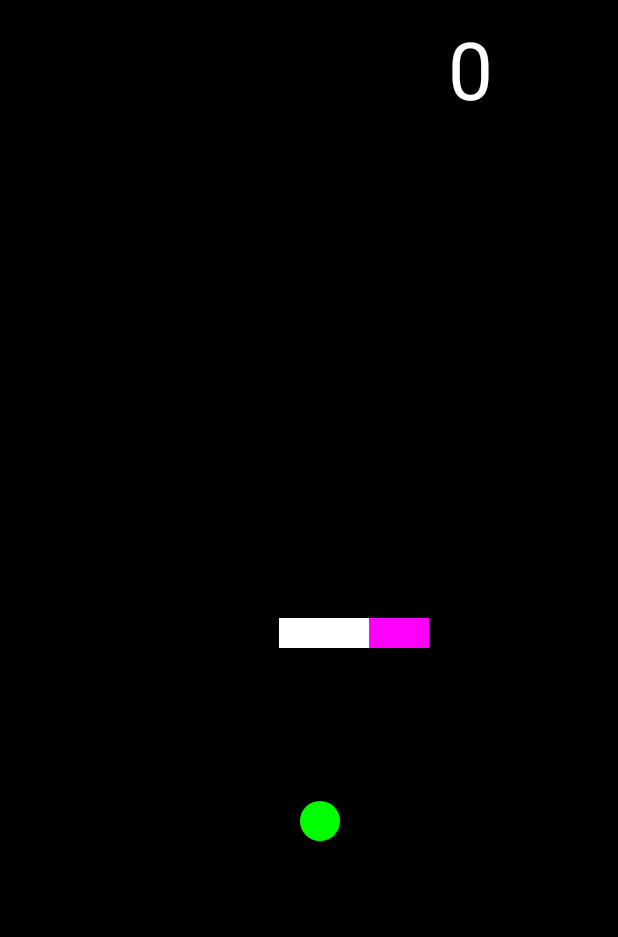
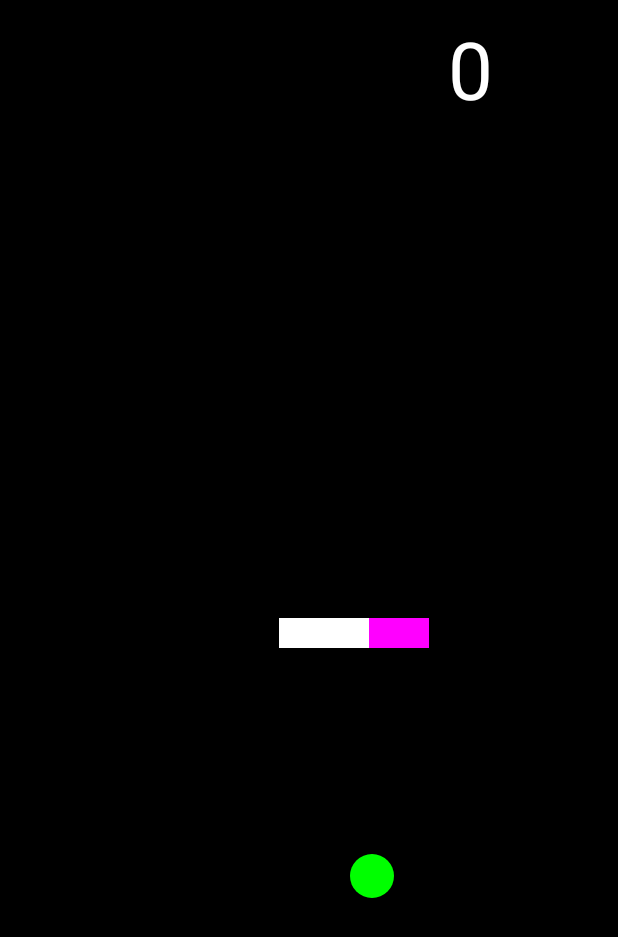
Before and after one commit to sainanuj/Snake-android, an Android app: the StartGame screen opened directly, with no data from a screen before it, on a phone screen of 412 x 824 dp. Shown: the top 937 px of the screen. Run offline under Robolectric (Android 15) with nearby library versions, the phone set to English and light mode, and no system bars.

Commit message:
a few changes

```diff
--- a/app/src/main/java/iamanujsain/github/snake/Food.java
+++ b/app/src/main/java/iamanujsain/github/snake/Food.java
@@ -7,7 +7,7 @@ import android.graphics.Paint;
 public class Food {
 
     private final String TAG = getClass().getName().toString();
-    private final int SIZE = 20;
+    private final int SIZE = 22;
 
     private Snake snake;
     private int x;
@@ -49,8 +49,8 @@ public class Food {
     }
 
     public void newPosition() {
-        x = (int) (Math.random() * (GameView.dWidth - SIZE*9));
-        y = (int) (Math.random() * (GameView.dHeight - SIZE*7));
+        x = (int) (Math.random() * (GameView.dWidth - SIZE*9)) + 3*SIZE;
+        y = (int) (Math.random() * (GameView.dHeight - SIZE*7)) + 3*SIZE;
     }
 
     public boolean snakeCollision(Snake s) {
--- a/app/src/main/java/iamanujsain/github/snake/MainActivity.java
+++ b/app/src/main/java/iamanujsain/github/snake/MainActivity.java
@@ -44,8 +44,6 @@ public class MainActivity extends AppCompatActivity {
 
         getWindow().setFlags(WindowManager.LayoutParams.FLAG_FULLSCREEN,
                 WindowManager.LayoutParams.FLAG_FULLSCREEN);
-        getWindow().setFlags(WindowManager.LayoutParams.FLAG_KEEP_SCREEN_ON,
-                WindowManager.LayoutParams.FLAG_KEEP_SCREEN_ON);
 
         sound.setOnClickListener(new View.OnClickListener() {
             @Override
--- a/app/src/main/java/iamanujsain/github/snake/Snake.java
+++ b/app/src/main/java/iamanujsain/github/snake/Snake.java
@@ -1,16 +1,11 @@
 package iamanujsain.github.snake;
 
-import android.app.AlertDialog;
 import android.content.Context;
-import android.content.DialogInterface;
 import android.content.Intent;
 import android.graphics.Canvas;
 import android.graphics.Color;
 import android.graphics.Paint;
 import android.graphics.Rect;
-import android.view.LayoutInflater;
-import android.view.View;
-import android.widget.TextView;
 
 import java.util.ArrayList;
 import java.util.List;
--- a/app/src/main/res/layout/show_game_over.xml
+++ b/app/src/main/res/layout/show_game_over.xml
@@ -34,6 +34,9 @@
         android:layout_width="wrap_content"
         android:layout_height="wrap_content"
         android:text="Main Menu"
+        android:textSize="20dp"
+        android:textStyle="bold"
+        android:padding="17dp"
         android:layout_gravity="center"/>
 
 </LinearLayout>
```
Also changed, not shown: app/src/main/java/iamanujsain/github/snake/GameOver.java (+44 -0 lines).
